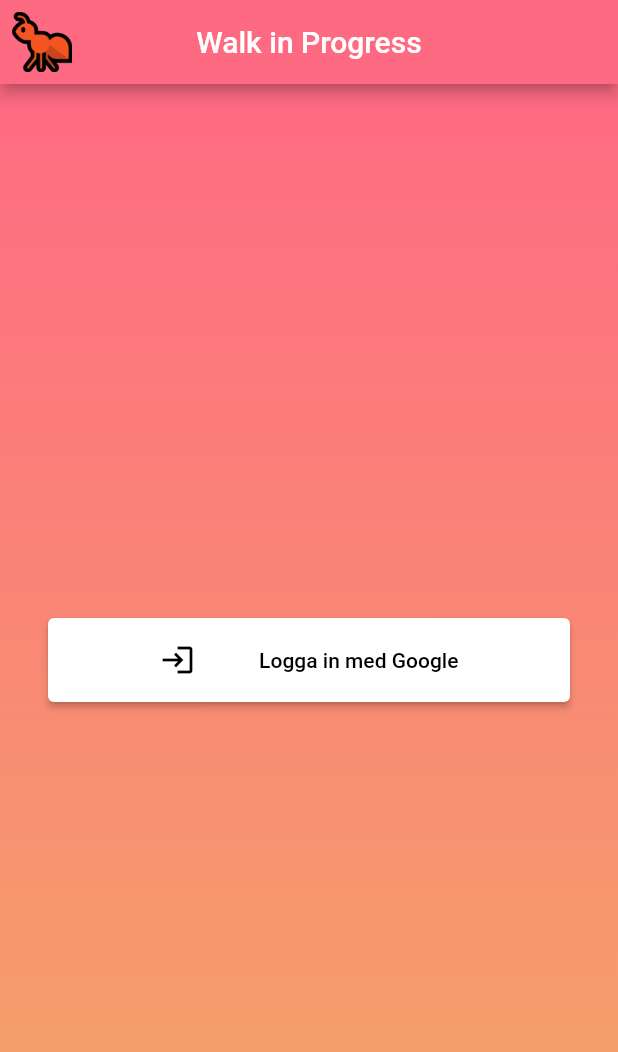
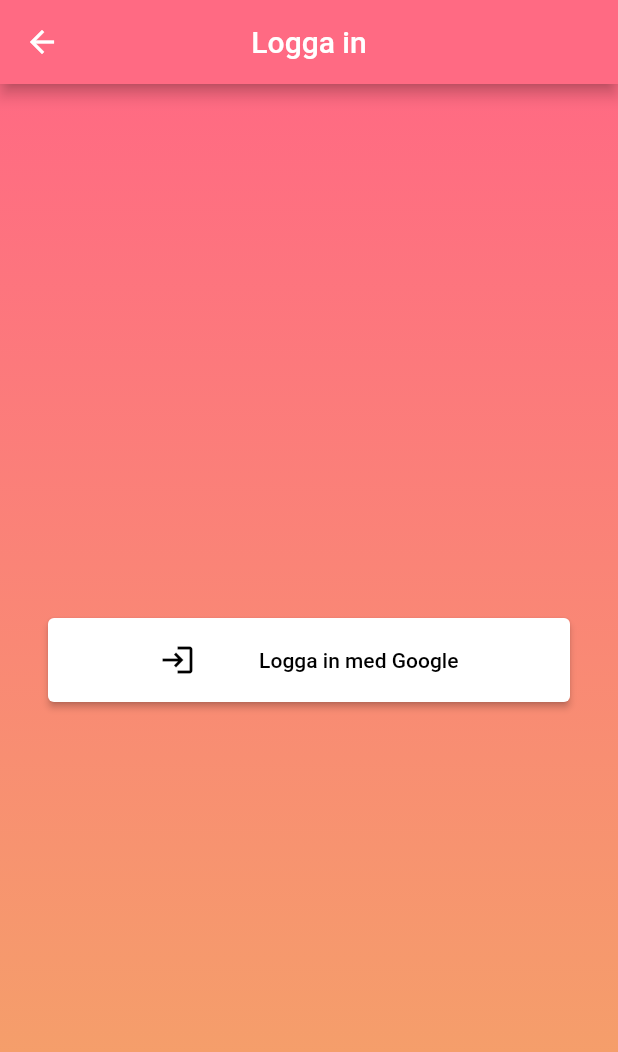
Before and after one commit to robengrobban/PVT-Grupp-75, a Flutter app: the LoginScreen screen opened by its route, after a tap on "Logga in med Google", on a phone screen of 412 x 824 dp. Shown: the top 1052 px of the screen. Run offline on Flutter 3.47's test engine with Material 2 defaults, Android fonts, the phone set to English and light mode, and no system bars; our stand-ins replace flutter_local_notifications, google_sign_in, location, numberpicker, shared_preferences, timezone; accounts and stored records are empty; statements that could not run were skipped.

Commit message:
Moved login screen

```diff
--- a/flutter_app/lib/main.dart
+++ b/flutter_app/lib/main.dart
@@ -2,6 +2,7 @@ import 'package:flutter/material.dart';
 import 'package:flutter_app/screens/menu_screen.dart';
 import 'package:flutter_app/screens/notification_screen.dart';
 import 'package:flutter_app/screens/setting_screen.dart';
+import 'models/account.dart';
 import 'screens/login_screen.dart';
 import 'package:flutter_app/models/notification_handler.dart';
 import 'package:flutter_app/screens/home_screen.dart';
@@ -10,6 +11,7 @@ import 'theme.dart';
 void main() {
   runApp(WalkInProgressApp());
 
+  Account().init();
   NotificationHandler().init();
 }
 
@@ -20,10 +22,10 @@ class WalkInProgressApp extends StatelessWidget {
     return MaterialApp(
       title: 'Walk in Progress',
       theme: WalkInProgressThemeData,
-      initialRoute: '/login',
+      initialRoute: '/home',
       routes: {
+        '/home': (context) => HomeScreen(),
         '/login': (context) => LoginScreen(),
-        '/home': (context) => HomeScreen(),
         '/menu': (context) => MenuScreen(),
         '/settings': (context) => SettingScreen(),
         '/debug-noti': (context) => NotificationScreen(),
--- a/flutter_app/lib/models/account.dart
+++ b/flutter_app/lib/models/account.dart
@@ -1,3 +1,5 @@
+
+import 'dart:async';
 
 import 'package:flutter_app/models/notification_handler.dart';
 import "package:http/http.dart" as http;
@@ -32,6 +34,8 @@ class Account {
   /// Last time events was fetched, used for caching information.
   DateTime _lastEventsFetched;
 
+  StreamSubscription<GoogleSignInAccount> lastCallback;
+
   /// Factory constructor to facilitate the Singleton design principle.
   factory Account() {
     return _instance;
@@ -40,15 +44,24 @@ class Account {
   /// Method used for updating the account.
   /// This can be used to activate a re-construction of a flutter widget, or
   /// to activate silent sign in.
-  void update( {Function() callback} ) {
+  void onOneTimeUserChange(Function() callback) {
+    lastCallback = _googleSignIn.onCurrentUserChanged.listen((GoogleSignInAccount account) {
+      if ( lastCallback != null ) {
+        lastCallback.cancel();
+      }
+      callback();
+      print("INSTALL");
+    });
+  }
+
+  void init() {
     _googleSignIn.onCurrentUserChanged.listen((GoogleSignInAccount account) {
       _currentUser = account;
-      if ( callback != null ) {
-        callback();
-      }
       _changeUserActions();
+      print("START UP CHANGER");
     });
     _googleSignIn.signInSilently();
+    print("START UP");
   }
 
   /// Sign in the user using google.
--- a/flutter_app/lib/screens/login_screen.dart
+++ b/flutter_app/lib/screens/login_screen.dart
@@ -14,7 +14,7 @@ class _LoginScreenState extends State<LoginScreen> {
   @override
   void initState() {
     super.initState();
-    Account().update( callback: () {
+    Account().onOneTimeUserChange(() {
       if ( Account().isLoggedIn() ) {
         Navigator.of(context).pushReplacementNamed("/home");
       }
@@ -26,14 +26,7 @@ class _LoginScreenState extends State<LoginScreen> {
     return Scaffold(
         appBar: AppBar(
           centerTitle: true,
-          leading: Padding(
-            padding: EdgeInsets.all(8.0),
-            child: Image.asset(
-              'assets/img/🐜.png',
-              fit:BoxFit.contain,
-            ),
-          ),
-          title: Text("Walk in Progress"),
+          title: Text("Logga in"),
         ),
         backgroundColor: Colors.white,
         body: Container(
```
Also changed, not shown: flutter_app/lib/models/notification_handler.dart (+5 -16 lines), flutter_app/lib/screens/menu_screen.dart (+14 -3 lines).
